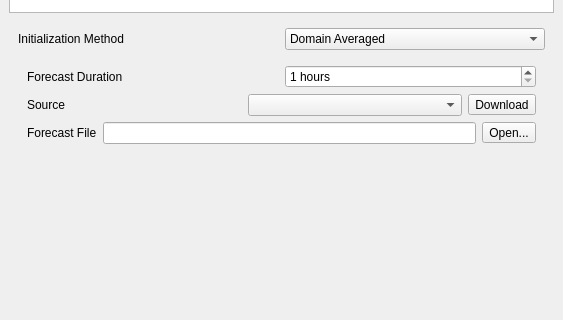
firelab/windninja, file src/gui/ui/mainwindow.ui: the form before one commit; both pictures show x 0 to 563 and y 205 to 525 of the 563 by 641 pixel window.
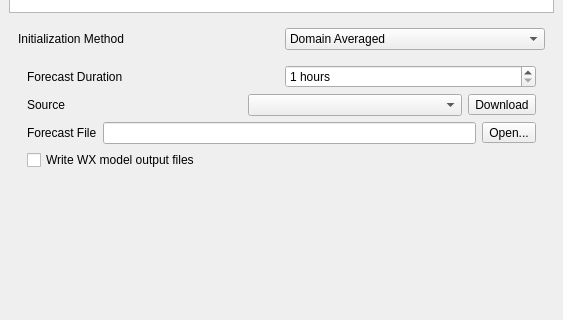
The form after the commit. The open tabs and pages were chosen to show the change.

Commit message: ui: add wx model output

```diff
--- a/src/gui/ui/mainwindow.ui
+++ b/src/gui/ui/mainwindow.ui
@@ -579,6 +579,13 @@
               </item>
              </layout>
             </item>
+            <item>
+             <widget class="QCheckBox" name="wxOutputCheckBox">
+              <property name="text">
+               <string>Write WX model output files</string>
+              </property>
+             </widget>
+            </item>
             <item>
              <spacer name="verticalSpacer_3">
               <property name="orientation">
```
Left out of the diff: 4 changed lines with no effect on the pictures. The commit also changes 1 other file.
